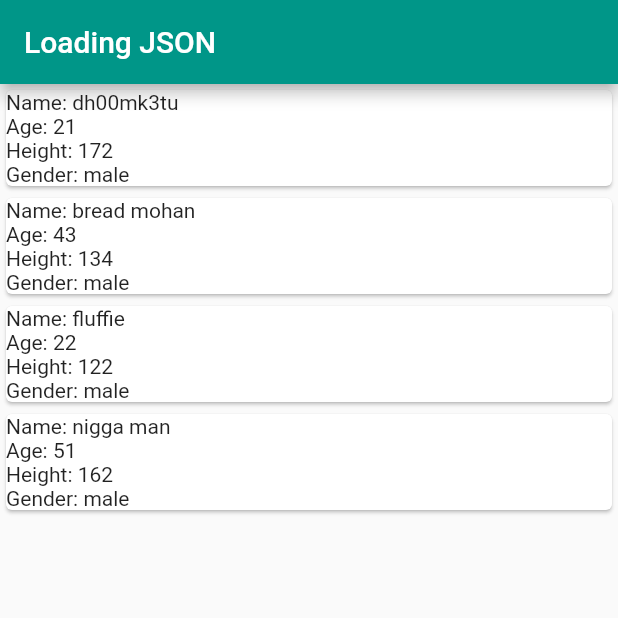
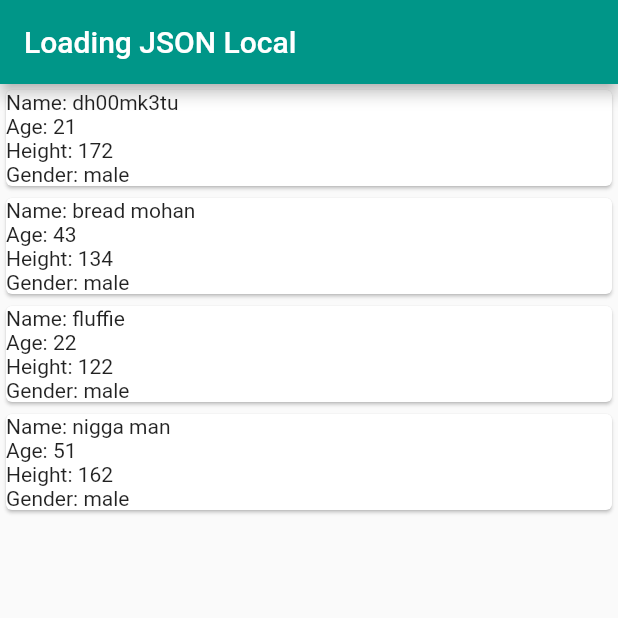
Before and after one commit to dh00mk3tu/flutter-src, a Flutter app: the screen it shows after launch, on a phone screen of 412 x 824 dp, the top half of it. Run offline on Flutter 3.47's test engine with Material 2 defaults, Android fonts, the phone set to English and light mode, and no system bars.

Commit message:
SHH Test

```diff
--- a/search/search/lib/main.dart
+++ b/search/search/lib/main.dart
@@ -20,7 +20,7 @@ class HomePageState extends State<HomePage> {
   Widget build(BuildContext context) {
     return Scaffold(
       appBar: AppBar(
-        title: Text("Loading JSON"),
+        title: Text("Loading JSON Local"),
       ),
       body : Container (
         child: Center(
```
